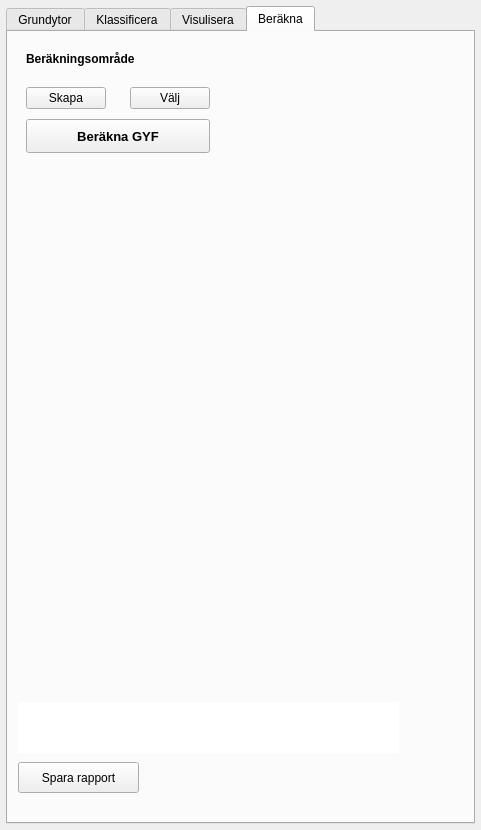
This is ui/qgyf_dockwidget_base.ui in co-city/QGYF as Qt 5 draws it before an edit. The edited form follows.
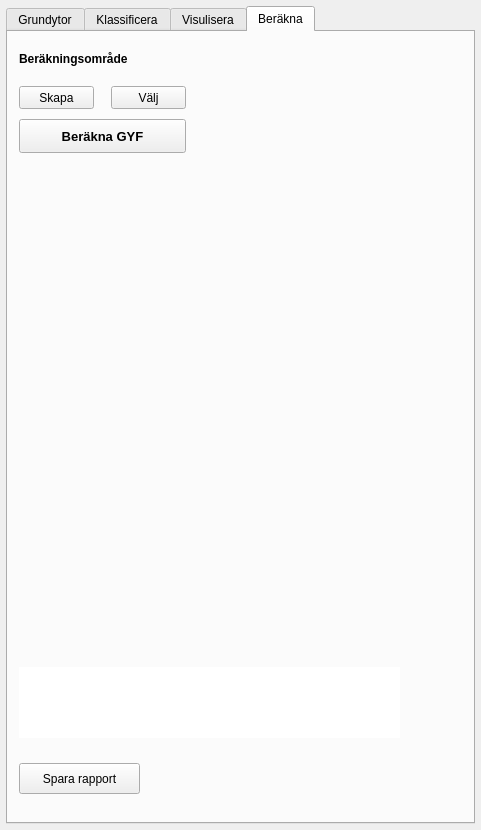
This is the edited form. The open tabs and pages were chosen to show the change. Icons and pictures are not drawn. Custom widgets are drawn as their Qt base class.

Patch:
```diff
--- a/ui/qgyf_dockwidget_base.ui
+++ b/ui/qgyf_dockwidget_base.ui
@@ -902,96 +902,12 @@
        <attribute name="toolTip">
         <string>Här beräknas GYF:en utifrån din klassificering</string>
        </attribute>
-       <widget class="QLabel" name="gyfValue">
-        <property name="geometry">
-         <rect>
-          <x>10</x>
-          <y>140</y>
-          <width>131</width>
-          <height>71</height>
-         </rect>
-        </property>
-        <property name="font">
-         <font>
-          <pointsize>24</pointsize>
-         </font>
-        </property>
-        <property name="text">
-         <string/>
-        </property>
-       </widget>
-       <widget class="MplWidget" name="plot" native="true">
-        <property name="geometry">
-         <rect>
-          <x>10</x>
-          <y>210</y>
-          <width>381</width>
-          <height>461</height>
-         </rect>
-        </property>
-        <property name="font">
-         <font>
-          <family>Century Gothic</family>
-          <pointsize>5</pointsize>
-         </font>
-        </property>
-       </widget>
-       <widget class="QPushButton" name="report">
-        <property name="geometry">
-         <rect>
-          <x>10</x>
-          <y>730</y>
-          <width>121</width>
-          <height>31</height>
-         </rect>
-        </property>
-        <property name="sizePolicy">
-         <sizepolicy hsizetype="Fixed" vsizetype="Preferred">
-          <horstretch>0</horstretch>
-          <verstretch>0</verstretch>
-         </sizepolicy>
-        </property>
-        <property name="toolTip">
-         <string>Skapa en PDF rapport</string>
-        </property>
-        <property name="text">
-         <string>Spara rapport</string>
-        </property>
-       </widget>
-       <widget class="QTextBrowser" name="obsText">
-        <property name="geometry">
-         <rect>
-          <x>10</x>
-          <y>670</y>
-          <width>381</width>
-          <height>51</height>
-         </rect>
-        </property>
-        <property name="sizePolicy">
-         <sizepolicy hsizetype="Preferred" vsizetype="Fixed">
-          <horstretch>0</horstretch>
-          <verstretch>0</verstretch>
-         </sizepolicy>
-        </property>
-        <property name="frameShape">
-         <enum>QFrame::NoFrame</enum>
-        </property>
-        <property name="verticalScrollBarPolicy">
-         <enum>Qt::ScrollBarAlwaysOff</enum>
-        </property>
-        <property name="horizontalScrollBarPolicy">
-         <enum>Qt::ScrollBarAlwaysOff</enum>
-        </property>
-        <property name="sizeAdjustPolicy">
-         <enum>QAbstractScrollArea::AdjustToContentsOnFirstShow</enum>
-        </property>
-       </widget>
        <widget class="QWidget" name="">
         <property name="geometry">
          <rect>
           <x>0</x>
           <y>10</y>
-          <width>221</width>
+          <width>191</width>
           <height>121</height>
          </rect>
         </property>
@@ -1023,6 +939,18 @@
              <verstretch>0</verstretch>
             </sizepolicy>
            </property>
+           <property name="minimumSize">
+            <size>
+             <width>0</width>
+             <height>23</height>
+            </size>
+           </property>
+           <property name="maximumSize">
+            <size>
+             <width>75</width>
+             <height>16777215</height>
+            </size>
+           </property>
            <property name="toolTip">
             <string>Rita upp ett avgränsningsområde där du vill beräkna GYF</string>
            </property>
@@ -1039,6 +967,18 @@
              <verstretch>0</verstretch>
             </sizepolicy>
            </property>
+           <property name="minimumSize">
+            <size>
+             <width>75</width>
+             <height>23</height>
+            </size>
+           </property>
+           <property name="maximumSize">
+            <size>
+             <width>75</width>
+             <height>16777215</height>
+            </size>
+           </property>
            <property name="toolTip">
             <string>Välj ett avgränsningsområde där du vill beräkna GYF</string>
            </property>
@@ -1055,6 +995,18 @@
              <verstretch>0</verstretch>
             </sizepolicy>
            </property>
+           <property name="minimumSize">
+            <size>
+             <width>0</width>
+             <height>33</height>
+            </size>
+           </property>
+           <property name="maximumSize">
+            <size>
+             <width>167</width>
+             <height>16777215</height>
+            </size>
+           </property>
            <property name="font">
             <font>
              <pointsize>10</pointsize>
@@ -1072,6 +1024,117 @@
          </item>
         </layout>
        </widget>
+       <widget class="QWidget" name="">
+        <property name="geometry">
+         <rect>
+          <x>11</x>
+          <y>141</y>
+          <width>441</width>
+          <height>621</height>
+         </rect>
+        </property>
+        <layout class="QVBoxLayout" name="verticalLayout_4">
+         <property name="spacing">
+          <number>25</number>
+         </property>
+         <property name="rightMargin">
+          <number>10</number>
+         </property>
+         <item>
+          <widget class="QLabel" name="gyfValue">
+           <property name="maximumSize">
+            <size>
+             <width>16777215</width>
+             <height>71</height>
+            </size>
+           </property>
+           <property name="font">
+            <font>
+             <pointsize>24</pointsize>
+            </font>
+           </property>
+           <property name="text">
+            <string/>
+           </property>
+           <property name="margin">
+            <number>10</number>
+           </property>
+          </widget>
+         </item>
+         <item>
+          <widget class="MplWidget" name="plot" native="true">
+           <property name="sizePolicy">
+            <sizepolicy hsizetype="Preferred" vsizetype="Preferred">
+             <horstretch>0</horstretch>
+             <verstretch>0</verstretch>
+            </sizepolicy>
+           </property>
+           <property name="maximumSize">
+            <size>
+             <width>381</width>
+             <height>16777215</height>
+            </size>
+           </property>
+           <property name="font">
+            <font>
+             <family>Century Gothic</family>
+             <pointsize>5</pointsize>
+            </font>
+           </property>
+          </widget>
+         </item>
+         <item>
+          <widget class="QTextBrowser" name="obsText">
+           <property name="sizePolicy">
+            <sizepolicy hsizetype="Expanding" vsizetype="Preferred">
+             <horstretch>0</horstretch>
+             <verstretch>0</verstretch>
+            </sizepolicy>
+           </property>
+           <property name="maximumSize">
+            <size>
+             <width>381</width>
+             <height>71</height>
+            </size>
+           </property>
+           <property name="frameShape">
+            <enum>QFrame::NoFrame</enum>
+           </property>
+           <property name="verticalScrollBarPolicy">
+            <enum>Qt::ScrollBarAlwaysOff</enum>
+           </property>
+           <property name="horizontalScrollBarPolicy">
+            <enum>Qt::ScrollBarAlwaysOff</enum>
+           </property>
+           <property name="sizeAdjustPolicy">
+            <enum>QAbstractScrollArea::AdjustToContentsOnFirstShow</enum>
+           </property>
+          </widget>
+         </item>
+         <item>
+          <widget class="QPushButton" name="report">
+           <property name="sizePolicy">
+            <sizepolicy hsizetype="Fixed" vsizetype="Fixed">
+             <horstretch>0</horstretch>
+             <verstretch>0</verstretch>
+            </sizepolicy>
+           </property>
+           <property name="minimumSize">
+            <size>
+             <width>121</width>
+             <height>31</height>
+            </size>
+           </property>
+           <property name="toolTip">
+            <string>Skapa en PDF rapport</string>
+           </property>
+           <property name="text">
+            <string>Spara rapport</string>
+           </property>
+          </widget>
+         </item>
+        </layout>
+       </widget>
       </widget>
      </widget>
     </item>
```
Left out of the diff: 2 changed lines with no effect on the pictures.
